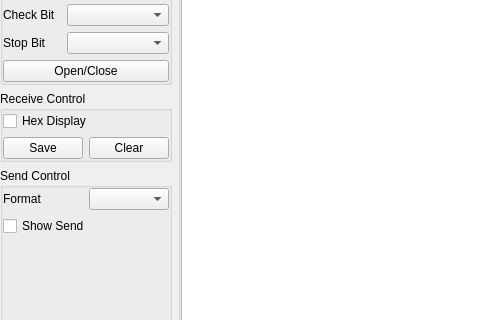
Qt form src/form/serial/formserial.ui (MRsoymilk/MySerial) before a commit; both pictures show x 0 to 480 and y 100 to 420 of the 916 by 1099 pixel window.
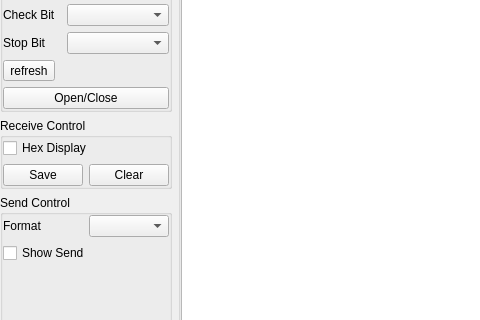
The same form after that commit.

Commit message: add refresh for serial port

The edit to the form file:
```diff
--- a/src/form/serial/formserial.ui
+++ b/src/form/serial/formserial.ui
@@ -98,6 +98,13 @@
         </item>
        </layout>
       </item>
+      <item>
+       <widget class="QToolButton" name="tBtnRefresh">
+        <property name="text">
+         <string>refresh</string>
+        </property>
+       </widget>
+      </item>
       <item>
        <widget class="QPushButton" name="btnSerialSwitch">
         <property name="text">
```
The commit also changes 9 other files.
